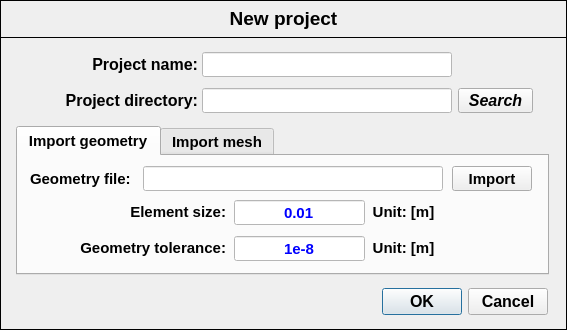
open-pulse/OpenPulse, file data/user_input/ui/Project/newProjectInput.ui: the form before one commit.
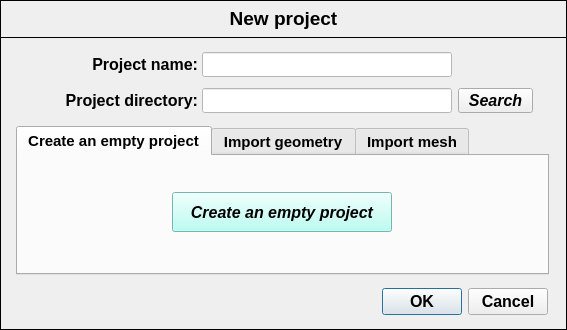
The form after the commit.

```diff
--- a/data/user_input/ui/Project/newProjectInput.ui
+++ b/data/user_input/ui/Project/newProjectInput.ui
@@ -304,6 +304,60 @@
     <property name="currentIndex">
      <number>0</number>
     </property>
+    <widget class="QWidget" name="tab_3">
+     <attribute name="title">
+      <string>Create an empty project</string>
+     </attribute>
+     <widget class="QToolButton" name="toolButton_create_empty_project">
+      <property name="geometry">
+       <rect>
+        <x>154</x>
+        <y>36</y>
+        <width>220</width>
+        <height>40</height>
+       </rect>
+      </property>
+      <property name="sizePolicy">
+       <sizepolicy hsizetype="Expanding" vsizetype="Expanding">
+        <horstretch>0</horstretch>
+        <verstretch>0</verstretch>
+       </sizepolicy>
+      </property>
+      <property name="minimumSize">
+       <size>
+        <width>220</width>
+        <height>40</height>
+       </size>
+      </property>
+      <property name="maximumSize">
+       <size>
+        <width>220</width>
+        <height>40</height>
+       </size>
+      </property>
+      <property name="sizeIncrement">
+       <size>
+        <width>0</width>
+        <height>1</height>
+       </size>
+      </property>
+      <property name="font">
+       <font>
+        <family>Arial</family>
+        <pointsize>12</pointsize>
+        <weight>75</weight>
+        <italic>true</italic>
+        <bold>true</bold>
+       </font>
+      </property>
+      <property name="styleSheet">
+       <string notr="true">background-color: rgb(167, 255, 241);</string>
+      </property>
+      <property name="text">
+       <string>Create an empty project</string>
+      </property>
+     </widget>
+    </widget>
     <widget class="QWidget" name="tab">
      <attribute name="title">
       <string>Import geometry</string>
```
